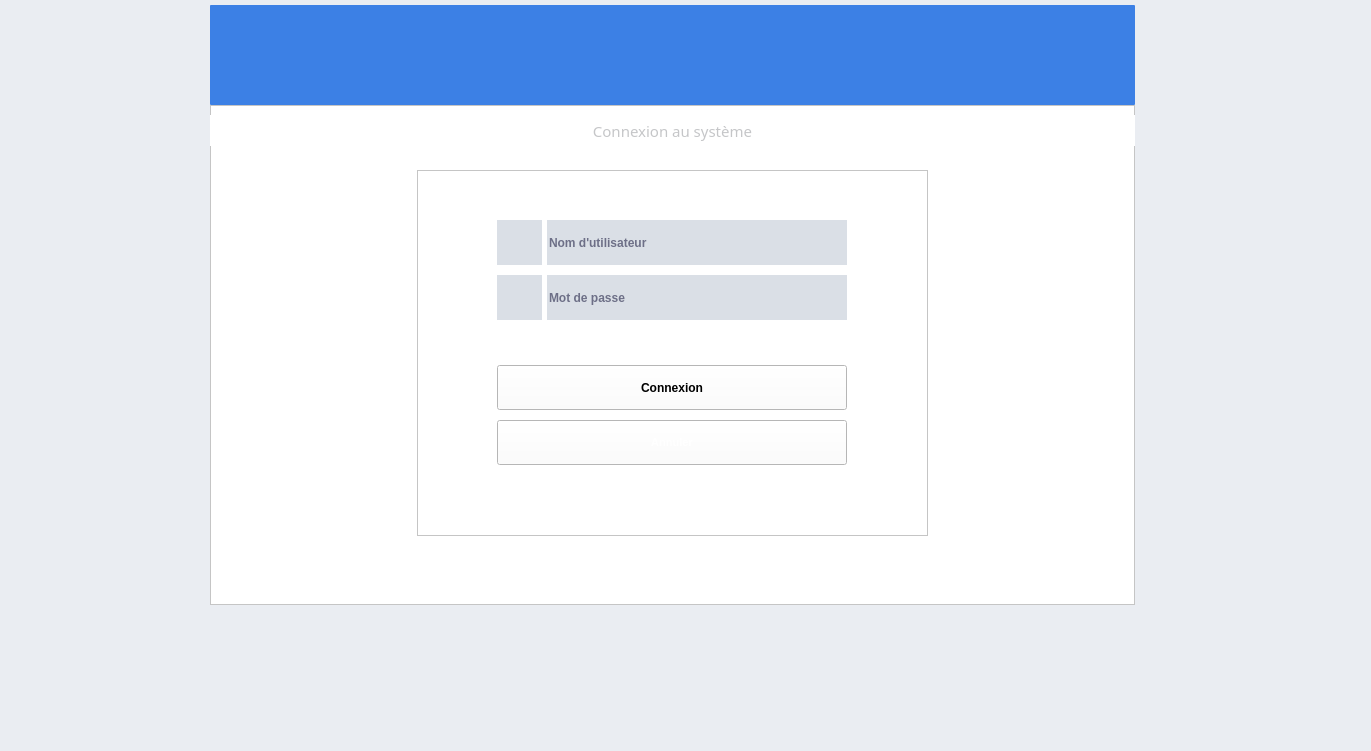
First picture: the form in DESIGN/DIALOGS/connecterDialog.ui, repository indigene-way/ERP_business_Manager, before the edit.
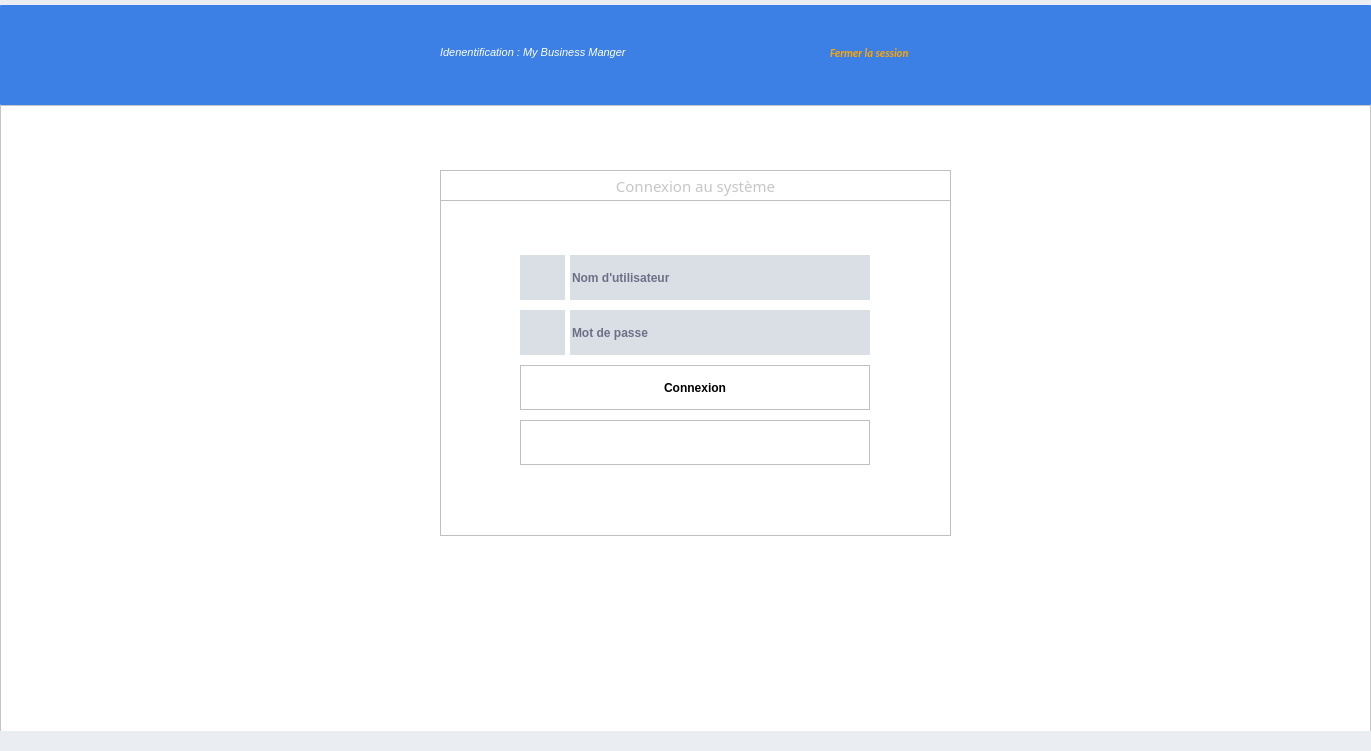
Second picture: the form after the edit. Icons and pictures are not drawn.

Patch:
```diff
--- a/DESIGN/DIALOGS/connecterDialog.ui
+++ b/DESIGN/DIALOGS/connecterDialog.ui
@@ -192,10 +192,10 @@
    <widget class="QFrame" name="frame">
     <property name="geometry">
      <rect>
-      <x>210</x>
+      <x>0</x>
       <y>125</y>
-      <width>925</width>
-      <height>500</height>
+      <width>1371</width>
+      <height>631</height>
      </rect>
     </property>
     <property name="styleSheet">
@@ -210,14 +210,14 @@
     <widget class="QFrame" name="frame_2">
      <property name="geometry">
       <rect>
-       <x>207</x>
+       <x>440</x>
        <y>65</y>
        <width>511</width>
        <height>366</height>
       </rect>
      </property>
      <property name="styleSheet">
-      <string notr="true">background:white;</string>
+      <string notr="true">background:white; border :1px solid silver</string>
      </property>
      <property name="frameShape">
       <enum>QFrame::StyledPanel</enum>
@@ -229,7 +229,7 @@
       <property name="geometry">
        <rect>
         <x>130</x>
-        <y>105</y>
+        <y>140</y>
         <width>300</width>
         <height>45</height>
        </rect>
@@ -263,7 +263,7 @@
       <property name="geometry">
        <rect>
         <x>130</x>
-        <y>50</y>
+        <y>85</y>
         <width>300</width>
         <height>45</height>
        </rect>
@@ -294,7 +294,7 @@
       <property name="geometry">
        <rect>
         <x>80</x>
-        <y>50</y>
+        <y>85</y>
         <width>45</width>
         <height>45</height>
        </rect>
@@ -320,7 +320,7 @@
       <property name="geometry">
        <rect>
         <x>80</x>
-        <y>105</y>
+        <y>140</y>
         <width>45</width>
         <height>45</height>
        </rect>
@@ -584,53 +584,108 @@
       <property name="geometry">
        <rect>
         <x>80</x>
-        <y>165</y>
+        <y>60</y>
         <width>351</width>
         <height>16</height>
        </rect>
       </property>
       <property name="styleSheet">
-       <string notr="true">color:red;</string>
+       <string notr="true">color:red; border:0px</string>
       </property>
       <property name="text">
        <string/>
       </property>
      </widget>
-    </widget>
-    <widget class="QLabel" name="title_21">
-     <property name="geometry">
-      <rect>
-       <x>0</x>
-       <y>10</y>
-       <width>925</width>
-       <height>31</height>
-      </rect>
-     </property>
-     <property name="font">
-      <font>
-       <family>Segoe UI Semibold</family>
-       <pointsize>11</pointsize>
-       <weight>50</weight>
-       <bold>false</bold>
-      </font>
-     </property>
-     <property name="styleSheet">
-      <string notr="true">color:#c5c6c8;</string>
-     </property>
-     <property name="text">
-      <string>Connexion au système</string>
-     </property>
-     <property name="alignment">
-      <set>Qt::AlignCenter</set>
-     </property>
+     <widget class="QLabel" name="title_21">
+      <property name="geometry">
+       <rect>
+        <x>0</x>
+        <y>0</y>
+        <width>511</width>
+        <height>31</height>
+       </rect>
+      </property>
+      <property name="font">
+       <font>
+        <family>Segoe UI Semibold</family>
+        <pointsize>11</pointsize>
+        <weight>50</weight>
+        <bold>false</bold>
+       </font>
+      </property>
+      <property name="styleSheet">
+       <string notr="true">color:#c5c6c8;</string>
+      </property>
+      <property name="text">
+       <string>Connexion au système</string>
+      </property>
+      <property name="alignment">
+       <set>Qt::AlignCenter</set>
+      </property>
+     </widget>
+     <widget class="QPushButton" name="viewPW">
+      <property name="geometry">
+       <rect>
+        <x>440</x>
+        <y>154</y>
+        <width>31</width>
+        <height>21</height>
+       </rect>
+      </property>
+      <property name="sizePolicy">
+       <sizepolicy hsizetype="Minimum" vsizetype="Maximum">
+        <horstretch>0</horstretch>
+        <verstretch>0</verstretch>
+       </sizepolicy>
+      </property>
+      <property name="font">
+       <font>
+        <family>Calibri</family>
+        <pointsize>8</pointsize>
+        <weight>75</weight>
+        <italic>true</italic>
+        <bold>true</bold>
+        <underline>false</underline>
+        <kerning>true</kerning>
+       </font>
+      </property>
+      <property name="cursor">
+       <cursorShape>PointingHandCursor</cursorShape>
+      </property>
+      <property name="toolTip">
+       <string>Changer de compte</string>
+      </property>
+      <property name="statusTip">
+       <string/>
+      </property>
+      <property name="autoFillBackground">
+       <bool>false</bool>
+      </property>
+      <property name="styleSheet">
+       <string notr="true">QPushButton{background-color:white; border:0px;}</string>
+      </property>
+      <property name="text">
+       <string/>
+      </property>
+      <property name="icon">
+       <iconset>
+        <normaloff>../../IMAGES/Icons/veiwPW.png</normaloff>../../IMAGES/Icons/veiwPW.png</iconset>
+      </property>
+      <property name="iconSize">
+       <size>
+        <width>21</width>
+        <height>16</height>
+       </size>
+      </property>
+     </widget>
     </widget>
    </widget>
    <widget class="QFrame" name="frame_12">
     <property name="geometry">
      <rect>
-      <x>210</x>
+      <x>0</x>
       <y>25</y>
-      <width>925</width>
+      <width>1371</width>
       <height>100</height>
      </rect>
     </property>
@@ -648,6 +703,119 @@
     <property name="frameShadow">
      <enum>QFrame::Raised</enum>
     </property>
+    <widget class="QPushButton" name="who_2">
+     <property name="geometry">
+      <rect>
+       <x>430</x>
+       <y>30</y>
+       <width>301</width>
+       <height>35</height>
+      </rect>
+     </property>
+     <property name="sizePolicy">
+      <sizepolicy hsizetype="Minimum" vsizetype="Maximum">
+       <horstretch>0</horstretch>
+       <verstretch>0</verstretch>
+      </sizepolicy>
+     </property>
+     <property name="font">
+      <font>
+       <family>Segoe UI Historic</family>
+       <pointsize>8</pointsize>
+       <weight>50</weight>
+       <italic>true</italic>
+       <bold>false</bold>
+       <underline>false</underline>
+       <kerning>false</kerning>
+      </font>
+     </property>
+     <property name="cursor">
+      <cursorShape>ArrowCursor</cursorShape>
+     </property>
+     <property name="toolTip">
+      <string>Valider</string>
+     </property>
+     <property name="statusTip">
+      <string/>
+     </property>
+     <property name="autoFillBackground">
+      <bool>false</bool>
+     </property>
+     <property name="styleSheet">
+      <string notr="true">QPushButton{background-color:#3c80e5; color : white; border: 0px solid #000028 ;  text-align:left; padding-left:10px;}
+</string>
+     </property>
+     <property name="text">
+      <string>Idenentification : My Business Manger</string>
+     </property>
+     <property name="icon">
+      <iconset>
+       <normaloff>../../IMAGES/Icons/userConn.png</normaloff>../../IMAGES/Icons/userConn.png</iconset>
+     </property>
+     <property name="iconSize">
+      <size>
+       <width>21</width>
+       <height>21</height>
+      </size>
+     </property>
+    </widget>
+    <widget class="QPushButton" name="powerOff">
+     <property name="geometry">
+      <rect>
+       <x>820</x>
+       <y>30</y>
+       <width>141</width>
+       <height>35</height>
+      </rect>
+     </property>
+     <property name="sizePolicy">
+      <sizepolicy hsizetype="Minimum" vsizetype="Maximum">
+       <horstretch>0</horstretch>
+       <verstretch>0</verstretch>
+      </sizepolicy>
+     </property>
+     <property name="font">
+      <font>
+       <family>Calibri</family>
+       <pointsize>8</pointsize>
+       <weight>75</weight>
+       <italic>true</italic>
+       <bold>true</bold>
+       <underline>false</underline>
+       <kerning>true</kerning>
+      </font>
+     </property>
+     <property name="cursor">
+      <cursorShape>PointingHandCursor</cursorShape>
+     </property>
+     <property name="toolTip">
+      <string>Changer de compte</string>
+     </property>
+     <property name="statusTip">
+      <string/>
+     </property>
+     <property name="autoFillBackground">
+      <bool>false</bool>
+     </property>
+     <property name="styleSheet">
+      <string notr="true">QPushButton{background-color:#3c80e5; color : orange; border: 0px solid #000028 ;  text-align:left; padding-left:10px;}
+QPushButton:hover{background-color:#3c80e5;color:white;border: 0px solid #ecf0f5}
+QPushButton:focus{color:#00ea00}</string>
+     </property>
+     <property name="text">
+      <string>Fermer la session</string>
+     </property>
+     <property name="icon">
+      <iconset>
+       <normaloff>../../IMAGES/Icons/off.png</normaloff>../../IMAGES/Icons/off.png</iconset>
+     </property>
+     <property name="iconSize">
+      <size>
+       <width>21</width>
+       <height>21</height>
+      </size>
+     </property>
+    </widget>
    </widget>
   </widget>
  </widget>
```
